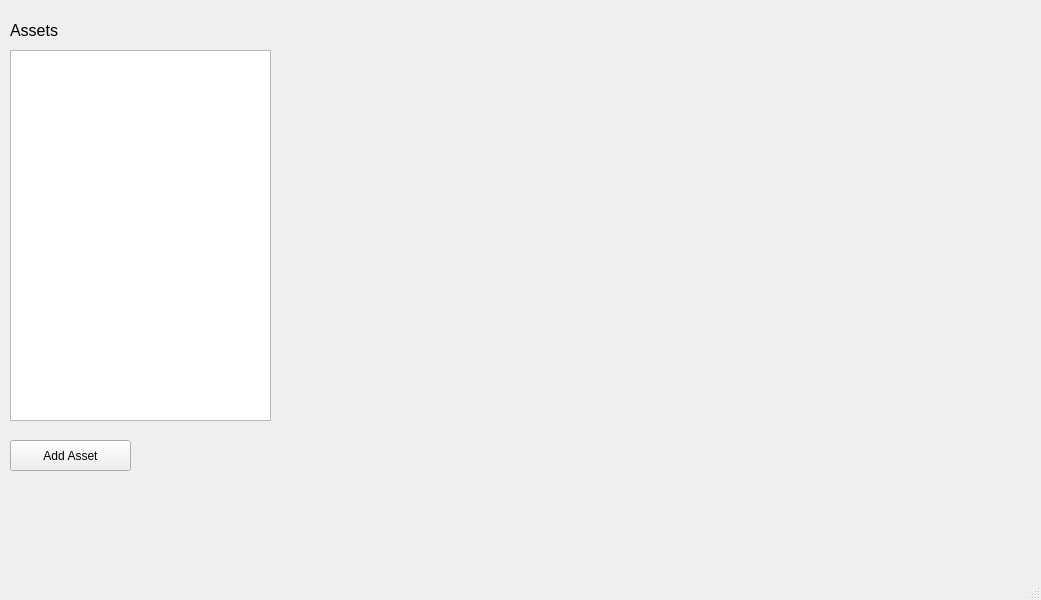
Old version of the form MainApplication/MainApplication_GUI.ui in the repository tkideneb1999/GameAssetPipelineProgram.
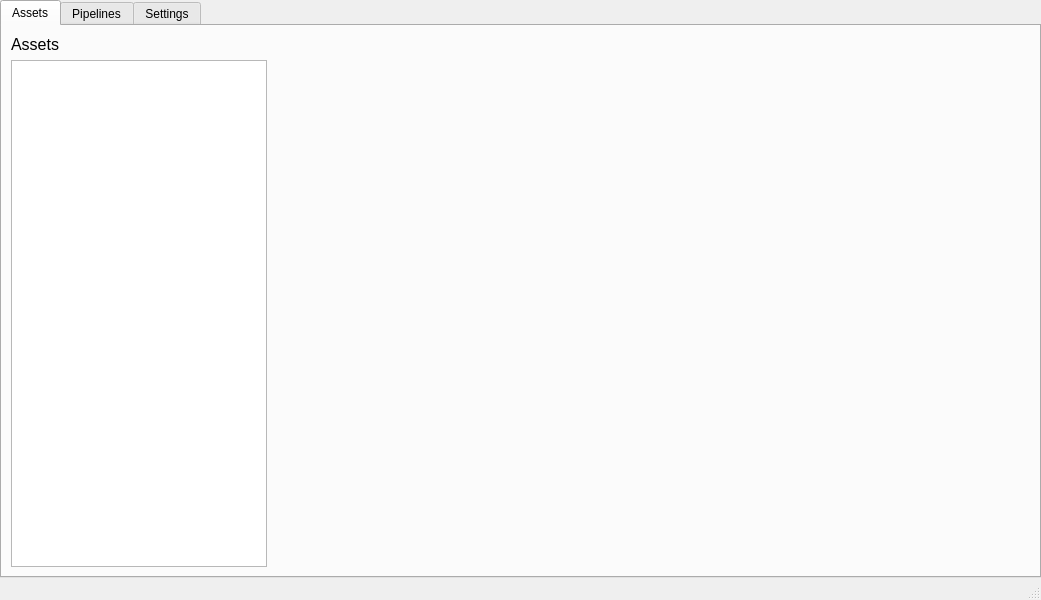
New version of the form. The open tabs and pages were chosen to show the change.

Commit message: deevloped GUI for Pipeline

Diff of the .ui file:
```diff
--- a/MainApplication/MainApplication_GUI.ui
+++ b/MainApplication/MainApplication_GUI.ui
@@ -10,51 +10,101 @@
     <height>600</height>
    </rect>
   </property>
+  <property name="sizePolicy">
+   <sizepolicy hsizetype="MinimumExpanding" vsizetype="MinimumExpanding">
+    <horstretch>0</horstretch>
+    <verstretch>0</verstretch>
+   </sizepolicy>
+  </property>
+  <property name="minimumSize">
+   <size>
+    <width>1041</width>
+    <height>600</height>
+   </size>
+  </property>
   <property name="windowTitle">
    <string>MainWindow</string>
   </property>
   <widget class="QWidget" name="centralwidget">
-   <widget class="QListWidget" name="assetList_list">
-    <property name="geometry">
-     <rect>
-      <x>10</x>
-      <y>50</y>
-      <width>261</width>
-      <height>371</height>
-     </rect>
+   <layout class="QVBoxLayout" name="verticalLayout">
+    <property name="spacing">
+     <number>0</number>
     </property>
-   </widget>
-   <widget class="QLabel" name="assets_label">
-    <property name="geometry">
-     <rect>
-      <x>10</x>
-      <y>20</y>
-      <width>261</width>
-      <height>21</height>
-     </rect>
+    <property name="leftMargin">
+     <number>0</number>
     </property>
-    <property name="font">
-     <font>
-      <pointsize>12</pointsize>
-     </font>
+    <property name="topMargin">
+     <number>0</number>
     </property>
-    <property name="text">
-     <string>Assets</string>
+    <property name="rightMargin">
+     <number>0</number>
     </property>
-   </widget>
-   <widget class="QPushButton" name="addAsset_button">
-    <property name="geometry">
-     <rect>
-      <x>10</x>
-      <y>440</y>
-      <width>121</width>
-      <height>31</height>
-     </rect>
+    <property name="bottomMargin">
+     <number>0</number>
     </property>
-    <property name="text">
-     <string>Add Asset</string>
-    </property>
-   </widget>
+    <item>
+     <widget class="QTabWidget" name="tabs">
+      <property name="autoFillBackground">
+       <bool>false</bool>
+      </property>
+      <property name="currentIndex">
+       <number>1</number>
+      </property>
+      <widget class="QWidget" name="assets_tab">
+       <attribute name="title">
+        <string>Assets</string>
+       </attribute>
+       <layout class="QVBoxLayout" name="verticalLayout_2">
+        <property name="leftMargin">
+         <number>9</number>
+        </property>
+        <item>
+         <widget class="QLabel" name="assets_label">
+          <property name="font">
+           <font>
+            <pointsize>12</pointsize>
+           </font>
+          </property>
+          <property name="text">
+           <string>Assets</string>
+          </property>
+         </widget>
+        </item>
+        <item>
+         <widget class="QListWidget" name="assets_list">
+          <property name="sizePolicy">
+           <sizepolicy hsizetype="Fixed" vsizetype="Expanding">
+            <horstretch>0</horstretch>
+            <verstretch>0</verstretch>
+           </sizepolicy>
+          </property>
+          <property name="minimumSize">
+           <size>
+            <width>256</width>
+            <height>471</height>
+           </size>
+          </property>
+         </widget>
+        </item>
+       </layout>
+      </widget>
+      <widget class="QWidget" name="pipelines_tab">
+       <property name="enabled">
+        <bool>true</bool>
+       </property>
+       <attribute name="title">
+        <string>Pipelines</string>
+       </attribute>
+       <layout class="QVBoxLayout" name="verticalLayout_3"/>
+      </widget>
+      <widget class="QWidget" name="settings_tab">
+       <attribute name="title">
+        <string>Settings</string>
+       </attribute>
+      </widget>
+     </widget>
+    </item>
+   </layout>
   </widget>
   <widget class="QMenuBar" name="menubar">
    <property name="geometry">
```
The commit also changes 8 other files.
